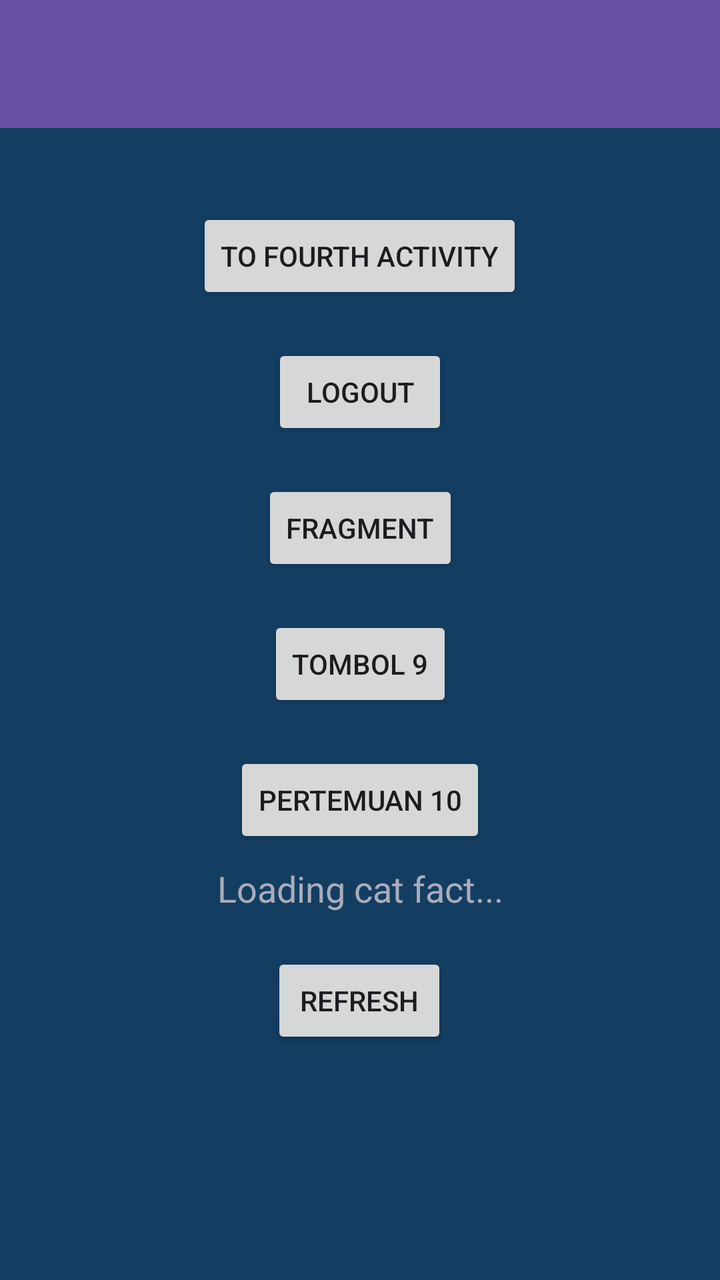
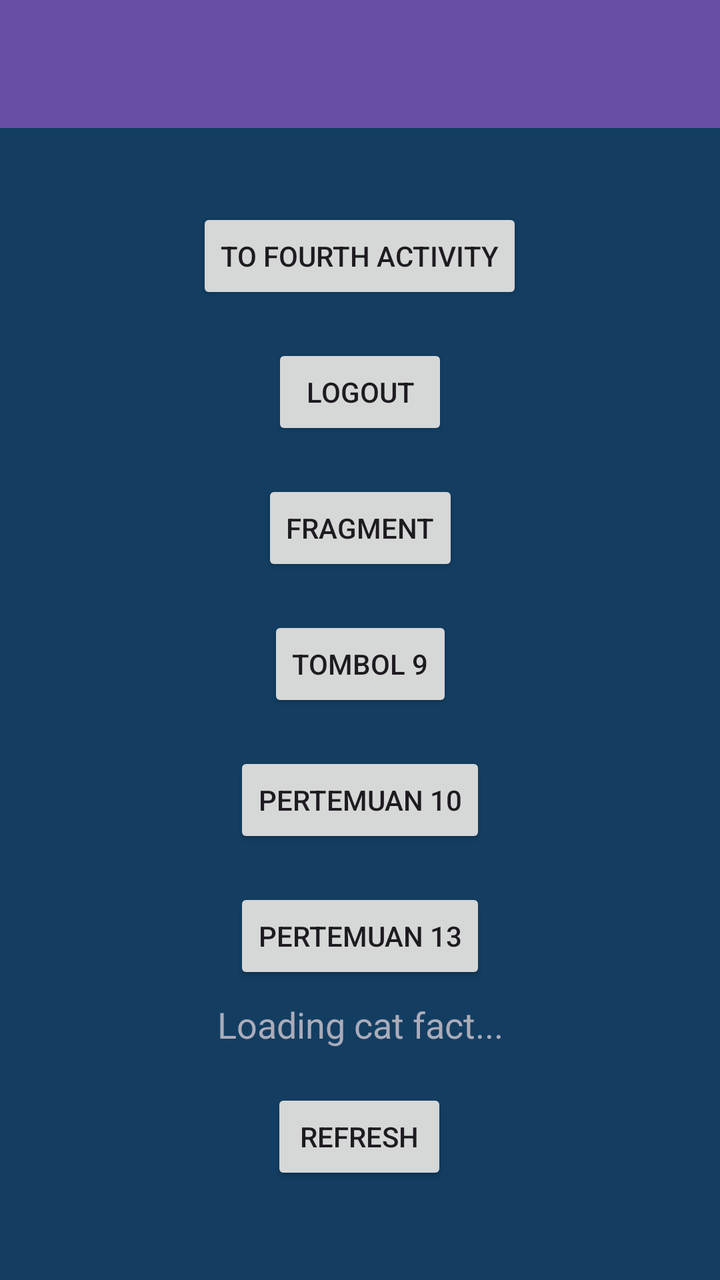

Before-and-after screenshots of an Android layout around one commit, followed by the original layout XML and the change that was made.
<!-- AndroidManifest.xml: application theme Theme.AppAsikk -->
<!-- res/layout/fragment_home.xml -->
<?xml version="1.0" encoding="utf-8"?>
<androidx.coordinatorlayout.widget.CoordinatorLayout xmlns:android="http://schemas.android.com/apk/res/android"
    xmlns:app="http://schemas.android.com/apk/res-auto"
    xmlns:tools="http://schemas.android.com/tools"
    android:layout_width="match_parent"
    android:layout_height="match_parent"
    android:background="#133E62"
    tools:context=".Home.HomeFragment">

    
    
    
    
    
    
    
    
    <com.google.android.material.appbar.AppBarLayout
        android:id="@+id/appBarLayout"
        android:layout_width="match_parent"
        android:layout_height="wrap_content"
        android:theme="@style/ThemeOverlay.AppCompat.Dark.ActionBar">

        <androidx.appcompat.widget.Toolbar
            android:id="@+id/toolbar"
            android:layout_width="match_parent"
            android:layout_height="?attr/actionBarSize"
            android:background="?attr/colorPrimary"
            app:layout_constraintEnd_toEndOf="parent"
            app:layout_constraintStart_toStartOf="parent"
            app:layout_constraintTop_toTopOf="parent"
            app:layout_scrollFlags="scroll|enterAlways"
            app:subtitleTextColor="#EEEEEE"
            app:titleTextColor="@android:color/white" />
    </com.google.android.material.appbar.AppBarLayout>

    <androidx.core.widget.NestedScrollView
        android:layout_width="match_parent"
        android:layout_height="match_parent"
        android:fillViewport="true"
        app:layout_behavior="@string/appbar_scrolling_view_behavior">

        
        <androidx.constraintlayout.widget.ConstraintLayout
            android:layout_width="match_parent"
            android:layout_height="wrap_content"
            android:padding="16dp">

            <Button
                android:id="@+id/btnToFourth"
                android:layout_width="wrap_content"
                android:layout_height="wrap_content"
                android:layout_marginTop="24dp"
                android:text="To Fourth Activity"
                app:layout_constraintEnd_toEndOf="parent"
                app:layout_constraintHorizontal_bias="0.498"
                app:layout_constraintStart_toStartOf="parent"
                app:layout_constraintTop_toTopOf="parent" />

            <Button
                android:id="@+id/btnLogout"
                android:layout_width="wrap_content"
                android:layout_height="wrap_content"
                android:layout_marginTop="20dp"
                android:text="Logout"
                app:layout_constraintEnd_toEndOf="parent"
                app:layout_constraintStart_toStartOf="parent"
                app:layout_constraintTop_toBottomOf="@+id/btnToFourth" />

            <Button
                android:id="@+id/buttonFragment"
                android:layout_width="wrap_content"
                android:layout_height="wrap_content"
                android:layout_marginTop="20dp"
                android:text="fragment"
                app:layout_constraintEnd_toEndOf="parent"
                app:layout_constraintStart_toStartOf="parent"
                app:layout_constraintTop_toBottomOf="@+id/btnLogout" />

            <Button
                android:id="@+id/button9"
                android:layout_width="wrap_content"
                android:layout_height="wrap_content"
                android:layout_marginTop="20dp"
                android:text="tombol 9"
                app:layout_constraintEnd_toEndOf="parent"
                app:layout_constraintStart_toStartOf="parent"
                app:layout_constraintTop_toBottomOf="@+id/buttonFragment" />

            <Button
                android:id="@+id/btnPertemuan10"
                android:layout_width="wrap_content"
                android:layout_height="wrap_content"
                android:layout_marginTop="20dp"
                android:text="Pertemuan 10"
                app:layout_constraintEnd_toEndOf="parent"
                app:layout_constraintStart_toStartOf="parent"
                app:layout_constraintTop_toBottomOf="@+id/button9" />

            <TextView
                android:id="@+id/tvCatFact"
                android:layout_width="match_parent"
                android:layout_height="wrap_content"
                android:layout_marginTop="8dp"
                android:gravity="center"
                android:text="Loading cat fact..."
                android:textAlignment="center"
                android:textColor="@color/white"
                android:textSize="18sp"
                app:layout_constraintEnd_toEndOf="parent"
                app:layout_constraintHorizontal_bias="0.0"
                app:layout_constraintStart_toStartOf="parent"
                app:layout_constraintTop_toBottomOf="@+id/btnPertemuan10" />

            <Button
                android:id="@+id/btnRefresh"
                android:layout_width="wrap_content"
                android:layout_height="wrap_content"
                android:layout_marginTop="20dp"
                android:text="Refresh"
                app:layout_constraintEnd_toEndOf="parent"
                app:layout_constraintHorizontal_bias="0.498"
                app:layout_constraintStart_toStartOf="parent"
                app:layout_constraintTop_toBottomOf="@+id/tvCatFact" />

            <androidx.recyclerview.widget.RecyclerView
                android:id="@+id/rvGallery"
                android:layout_width="match_parent"
                android:layout_height="0dp"
                android:layout_marginTop="12dp"
                android:padding="8dp"
                app:layout_constraintEnd_toEndOf="parent"
                app:layout_constraintStart_toStartOf="parent"
                app:layout_constraintTop_toBottomOf="@+id/btnRefresh" />
        </androidx.constraintlayout.widget.ConstraintLayout>
    </androidx.core.widget.NestedScrollView>
</androidx.coordinatorlayout.widget.CoordinatorLayout>
<!-- resources referenced by this layout -->
<resources>
  <color name="white">#AAACBA</color>
  <style name="Theme.AppAsikk" parent="Base.Theme.AppAsikk" />
  <style name="Base.Theme.AppAsikk" parent="Theme.Material3.DayNight.NoActionBar">
          
          
      </style>
</resources>

<!-- the commit's change to res/layout/fragment_home.xml (unified diff, before → after) -->
@@ -97,6 +97,16 @@
                 app:layout_constraintStart_toStartOf="parent"
                 app:layout_constraintTop_toBottomOf="@+id/button9" />
 
+            <Button
+                android:id="@+id/btnPertemuan13"
+                android:layout_width="wrap_content"
+                android:layout_height="wrap_content"
+                android:layout_marginTop="20dp"
+                android:text="Pertemuan 13"
+                app:layout_constraintEnd_toEndOf="parent"
+                app:layout_constraintStart_toStartOf="parent"
+                app:layout_constraintTop_toBottomOf="@+id/btnPertemuan10" />
+
             <TextView
                 android:id="@+id/tvCatFact"
                 android:layout_width="match_parent"
@@ -110,7 +120,7 @@
                 app:layout_constraintEnd_toEndOf="parent"
                 app:layout_constraintHorizontal_bias="0.0"
                 app:layout_constraintStart_toStartOf="parent"
-                app:layout_constraintTop_toBottomOf="@+id/btnPertemuan10" />
+                app:layout_constraintTop_toBottomOf="@+id/btnPertemuan13" />
 
             <Button
                 android:id="@+id/btnRefresh"
